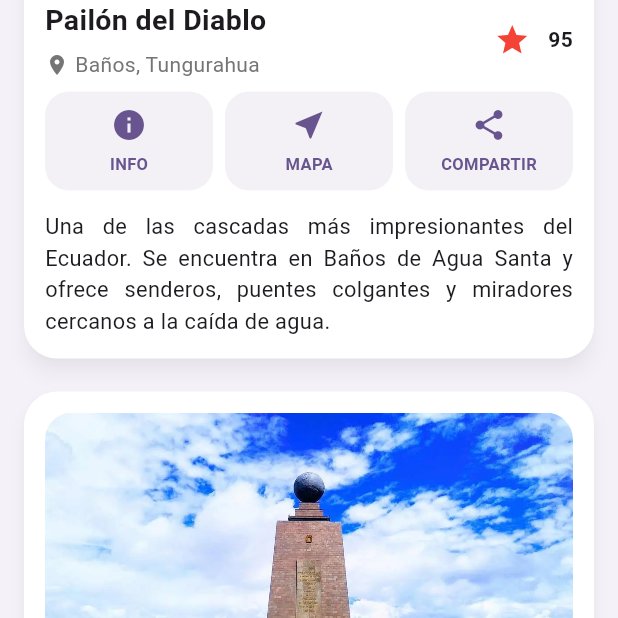
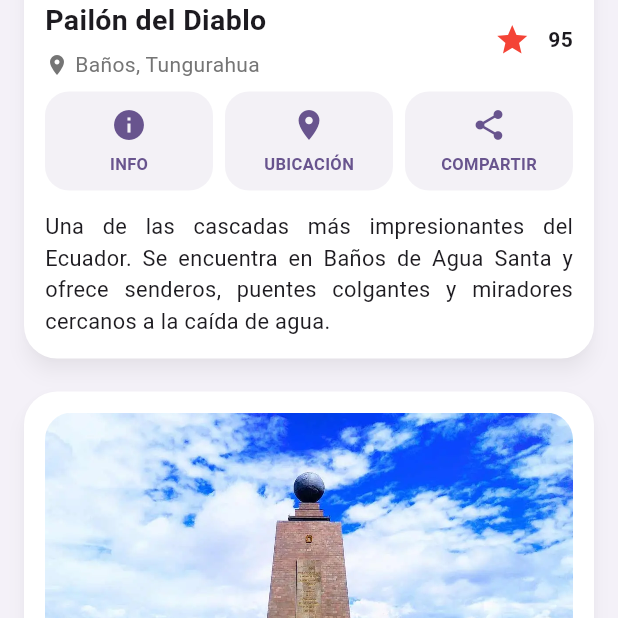
Before and after one commit to alessia-23/Turismo_PerezAlessia, a Flutter app: the screen it shows after launch, after a tap on "COMPARTIR", on a phone screen of 412 x 824 dp, the part 450-1068 px from its top. Run offline on Flutter 3.47's test engine with Material 3 defaults, Android fonts, the phone set to English and light mode, and no system bars; our stand-ins replace share_plus.

Commit message:
Agregar ubicación del sitio turístico

```diff
--- a/lib/main.dart
+++ b/lib/main.dart
@@ -1,4 +1,6 @@
 import 'package:flutter/material.dart';
+import 'package:share_plus/share_plus.dart';
+import 'package:url_launcher/url_launcher.dart';
 
 void main() => runApp(const MyApp());
 
@@ -8,6 +10,7 @@ class TouristPlace {
   final String description;
   final int likes;
   final String image;
+  final String mapUrl;
 
   const TouristPlace({
     required this.name,
@@ -15,6 +18,7 @@ class TouristPlace {
     required this.description,
     required this.likes,
     required this.image,
+    required this.mapUrl,
   });
 }
 
@@ -24,6 +28,7 @@ const List<TouristPlace> places = [
     location: 'Baños, Tungurahua',
     likes: 95,
     image: 'images/diablo.jpg',
+    mapUrl: 'https://maps.google.com/?q=Pailon+del+Diablo+Ecuador',
     description:
         'Una de las cascadas más impresionantes del Ecuador. Se encuentra en Baños de Agua Santa y ofrece senderos, puentes colgantes y miradores cercanos a la caída de agua.',
   ),
@@ -32,6 +37,7 @@ const List<TouristPlace> places = [
     location: 'Quito, Pichincha',
     likes: 88,
     image: 'images/mundo.webp',
+    mapUrl: 'https://maps.google.com/?q=Mitad+del+Mundo+Quito',
     description:
         'Monumento turístico ubicado en la línea ecuatorial. Permite conocer experimentos relacionados con la ubicación geográfica y la historia de las misiones geodésicas.',
   ),
@@ -40,6 +46,7 @@ const List<TouristPlace> places = [
     location: 'Guayaquil, Guayas',
     likes: 82,
     image: 'images/malecon.jpg',
+    mapUrl: 'https://maps.google.com/?q=Malecon+2000+Guayaquil',
     description:
         'Paseo turístico junto al río Guayas que cuenta con jardines, monumentos, museos, restaurantes y espacios recreativos para toda la familia.',
   ),
@@ -48,6 +55,7 @@ const List<TouristPlace> places = [
     location: 'Morona Santiago',
     likes: 77,
     image: 'images/tallos.jpg',
+    mapUrl: 'https://maps.google.com/?q=Cueva+de+los+Tayos+Ecuador',
     description:
         'Sistema de cuevas ubicado en la Amazonía ecuatoriana. Es reconocido por sus formaciones subterráneas y las numerosas leyendas que rodean este lugar.',
   ),
@@ -56,6 +64,7 @@ const List<TouristPlace> places = [
     location: 'Chimborazo',
     likes: 69,
     image: 'images/palmira.jpeg',
+    mapUrl: 'https://maps.google.com/?q=Desierto+de+Palmira+Ecuador',
     description:
         'Paisaje único formado por extensas dunas de arena rodeadas por montañas andinas. Es considerado uno de los lugares más peculiares del Ecuador.',
   ),
@@ -64,6 +73,7 @@ const List<TouristPlace> places = [
     location: 'Quito, Centro Histórico',
     likes: 74,
     image: 'images/iglesia.webp',
+    mapUrl: 'https://maps.google.com/?q=Iglesia+de+San+Francisco+Quito',
     description:
         'Templo colonial construido durante la época española. Destaca por su arquitectura, obras de arte religioso y su importancia histórica para el país.',
   ),
@@ -72,6 +82,7 @@ const List<TouristPlace> places = [
     location: 'Tungurahua',
     likes: 91,
     image: 'images/agua.jpg',
+    mapUrl: 'https://maps.google.com/?q=Banos+de+Agua+Santa',
     description:
         'Ciudad turística famosa por sus cascadas, aguas termales, deportes extremos y actividades de aventura rodeadas de naturaleza.',
   ),
@@ -80,6 +91,7 @@ const List<TouristPlace> places = [
     location: 'Cotopaxi',
     likes: 93,
     image: 'images/laguna.jpeg',
+    mapUrl: 'https://maps.google.com/?q=Laguna+de+Quilotoa',
     description:
         'Laguna de origen volcánico ubicada dentro de un cráter. Sus aguas de color turquesa y los senderos alrededor la convierten en uno de los principales atractivos del Ecuador.',
   ),
@@ -88,6 +100,7 @@ const List<TouristPlace> places = [
     location: 'Galápagos',
     likes: 98,
     image: 'images/isla.jpg',
+    mapUrl: 'https://maps.google.com/?q=Isla+Isabela+Galapagos',
     description:
         'La isla más grande del archipiélago de Galápagos. Alberga volcanes, playas, tortugas gigantes e importantes ecosistemas protegidos.',
   ),
@@ -96,6 +109,7 @@ const List<TouristPlace> places = [
     location: 'Napo',
     likes: 85,
     image: 'images/termas.jpg',
+    mapUrl: 'https://maps.google.com/?q=Termas+de+Papallacta',
     description:
         'Complejo turístico de aguas termales ubicado en la cordillera oriental. Es reconocido por sus piscinas naturales y paisajes montañosos.',
   ),
@@ -148,6 +162,18 @@ class TouristPlaceCard extends StatelessWidget {
 
   final TouristPlace place;
 
+  Future<void> openMap() async {
+    final Uri uri = Uri.parse(place.mapUrl);
+
+    await launchUrl(uri, mode: LaunchMode.externalApplication);
+  }
+
+  Future<void> sharePlace() async {
+    await Share.share(
+      '${place.name}\n${place.location}\n${place.description}\n\nUbicación: ${place.mapUrl}',
+    );
+  }
+
   @override
   Widget build(BuildContext context) {
     return Card(
@@ -169,7 +195,7 @@ class TouristPlaceCard extends StatelessWidget {
               likes: place.likes,
             ),
             const SizedBox(height: 8),
-            const ButtonSection(),
+            ButtonSection(onLocationTap: openMap, onShareTap: sharePlace),
             const SizedBox(height: 14),
             TextSection(description: place.description),
           ],
@@ -309,7 +335,14 @@ class _FavoriteWidgetState extends State<FavoriteWidget> {
 }
 
 class ButtonSection extends StatelessWidget {
-  const ButtonSection({super.key});
+  const ButtonSection({
+    super.key,
+    required this.onLocationTap,
+    required this.onShareTap,
+  });
+
+  final VoidCallback onLocationTap;
+  final VoidCallback onShareTap;
 
   @override
   Widget build(BuildContext context) {
@@ -318,14 +351,20 @@ class ButtonSection extends StatelessWidget {
     return Row(
       children: [
         Expanded(
-          child: ButtonWithText(color: color, icon: Icons.info, label: 'INFO'),
+          child: ButtonWithText(
+            color: color,
+            icon: Icons.info,
+            label: 'INFO',
+            onTap: () {},
+          ),
         ),
         const SizedBox(width: 8),
         Expanded(
           child: ButtonWithText(
             color: color,
-            icon: Icons.near_me,
-            label: 'MAPA',
+            icon: Icons.location_on,
+            label: 'UBICACIÓN',
+            onTap: onLocationTap,
           ),
         ),
         const SizedBox(width: 8),
@@ -334,6 +373,7 @@ class ButtonSection extends StatelessWidget {
             color: color,
             icon: Icons.share,
             label: 'COMPARTIR',
+            onTap: onShareTap,
           ),
         ),
       ],
@@ -347,17 +387,19 @@ class ButtonWithText extends StatelessWidget {
     required this.color,
     required this.icon,
     required this.label,
+    required this.onTap,
   });
 
   final Color color;
   final IconData icon;
   final String label;
+  final VoidCallback onTap;
 
   @override
   Widget build(BuildContext context) {
     return InkWell(
       borderRadius: BorderRadius.circular(16),
-      onTap: () {},
+      onTap: onTap,
       child: Container(
         padding: const EdgeInsets.symmetric(vertical: 10),
         decoration: BoxDecoration(
--- a/pubspec.yaml
+++ b/pubspec.yaml
@@ -31,9 +31,9 @@ dependencies:
   flutter:
     sdk: flutter
 
-  # The following adds the Cupertino Icons font to your application.
-  # Use with the CupertinoIcons class for iOS style icons.
   cupertino_icons: ^1.0.8
+  url_launcher: ^6.3.1
+  share_plus: ^10.1.4
 
 dev_dependencies:
   flutter_test:
```
Also changed, not shown: pubspec.lock, 1 other file.
